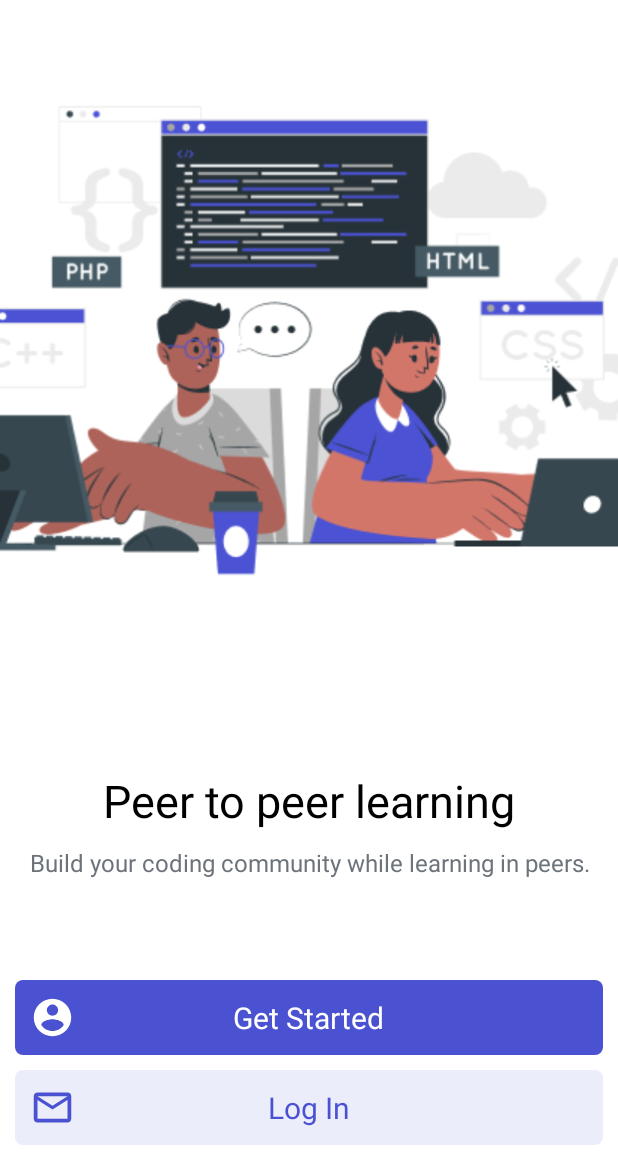
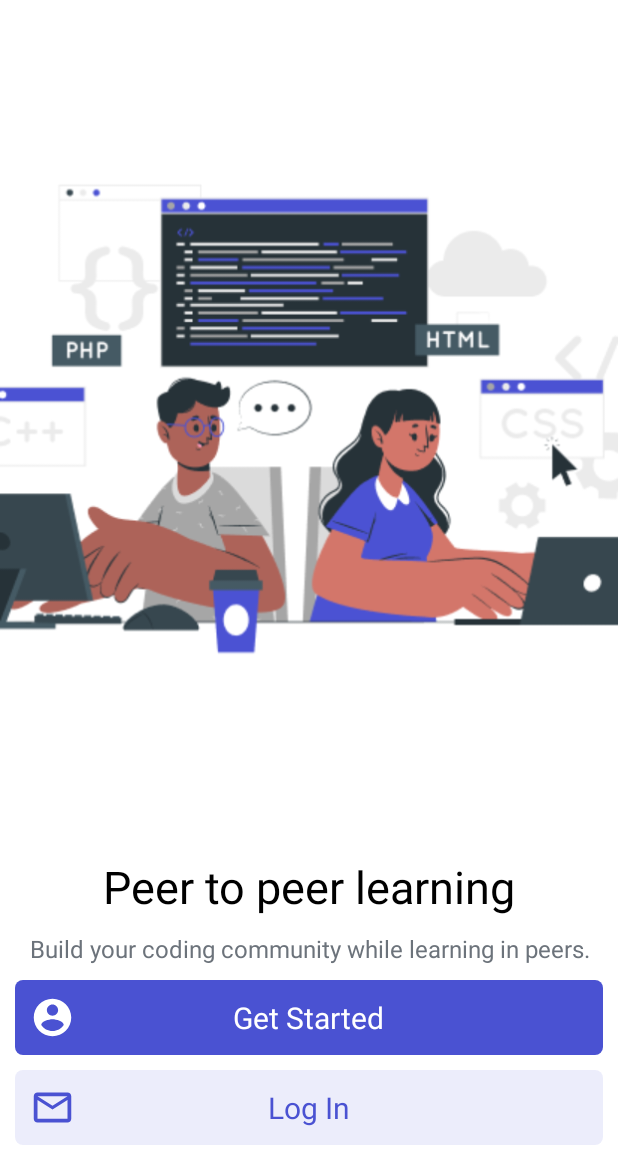
Before and after one commit to chimezie-ugonna/CodeEyeQ-android, an Android app: the screen it shows after launch (MainActivity), on a phone screen of 412 x 824 dp, the part 76-1236 px from its top. Run offline under Robolectric (Android 15) with nearby library versions, the phone set to English and light mode, and no system bars; our stand-ins replace Firebase (no records; nobody signed in at launch, a user with empty details on screens opened directly).

Commit message:
multiple device compatibility.

```diff
--- a/app/build.gradle
+++ b/app/build.gradle
@@ -8,7 +8,7 @@ android {
 
     defaultConfig {
         applicationId "com.codeeyeq"
-        minSdk 23
+        minSdk 24
         targetSdk 31
         versionCode 1
         versionName "1.0.0"
--- a/app/src/main/AndroidManifest.xml
+++ b/app/src/main/AndroidManifest.xml
@@ -14,7 +14,7 @@
         android:theme="@style/Theme.App.SplashScreen">
 
         <service
-            android:name=".FirebaseMessagingService"
+            android:name=".models.FirebaseMessagingService"
             android:exported="false">
             <intent-filter>
                 <action android:name="com.google.firebase.MESSAGING_EVENT" />
--- a/app/src/main/java/com/codeeyeq/activities/GetStarted.kt
+++ b/app/src/main/java/com/codeeyeq/activities/GetStarted.kt
@@ -20,6 +20,7 @@ import androidx.activity.result.contract.ActivityResultContracts
 import androidx.appcompat.app.AppCompatActivity
 import androidx.core.content.ContextCompat
 import com.codeeyeq.*
+import com.codeeyeq.models.*
 import com.google.android.gms.auth.api.signin.*
 import com.google.android.gms.common.api.ApiException
 import com.google.firebase.auth.GoogleAuthProvider
--- a/app/src/main/java/com/codeeyeq/activities/Home.kt
+++ b/app/src/main/java/com/codeeyeq/activities/Home.kt
@@ -5,7 +5,7 @@ import android.os.Bundle
 import android.widget.TextView
 import androidx.appcompat.app.AppCompatActivity
 import com.codeeyeq.R
-import com.codeeyeq.SetAppTheme
+import com.codeeyeq.models.SetAppTheme
 import com.google.android.gms.auth.api.signin.GoogleSignIn
 import com.google.android.gms.auth.api.signin.GoogleSignInOptions
 import com.google.firebase.auth.ktx.auth
--- a/app/src/main/java/com/codeeyeq/activities/LogIn.kt
+++ b/app/src/main/java/com/codeeyeq/activities/LogIn.kt
@@ -20,6 +20,7 @@ import androidx.activity.result.contract.ActivityResultContracts
 import androidx.appcompat.app.AppCompatActivity
 import androidx.core.content.ContextCompat
 import com.codeeyeq.*
+import com.codeeyeq.models.*
 import com.google.android.gms.auth.api.signin.*
 import com.google.android.gms.common.api.ApiException
 import com.google.firebase.auth.GoogleAuthProvider
--- a/app/src/main/java/com/codeeyeq/activities/MainActivity.kt
+++ b/app/src/main/java/com/codeeyeq/activities/MainActivity.kt
@@ -18,7 +18,7 @@ import androidx.appcompat.app.AppCompatActivity
 import androidx.core.content.ContextCompat
 import androidx.core.splashscreen.SplashScreen.Companion.installSplashScreen
 import com.codeeyeq.R
-import com.codeeyeq.SetAppTheme
+import com.codeeyeq.models.SetAppTheme
 import com.google.firebase.auth.ktx.auth
 import com.google.firebase.ktx.Firebase
 
--- a/app/src/main/java/com/codeeyeq/CustomSnackBar.kt
+++ b/app/src/main/java/com/codeeyeq/models/CustomSnackBar.kt
@@ -1,4 +1,4 @@
-package com.codeeyeq
+package com.codeeyeq.models
 
 import android.annotation.SuppressLint
 import android.content.Context
@@ -8,6 +8,7 @@ import android.view.View
 import android.widget.ImageView
 import android.widget.RelativeLayout
 import android.widget.TextView
+import com.codeeyeq.R
 import com.google.android.material.snackbar.Snackbar
 
 class CustomSnackBar(
--- a/app/src/main/java/com/codeeyeq/DatabaseConnection.kt
+++ b/app/src/main/java/com/codeeyeq/models/DatabaseConnection.kt
@@ -1,10 +1,11 @@
-package com.codeeyeq
+package com.codeeyeq.models
 
 import android.content.Context
 import com.android.volley.RequestQueue
 import com.android.volley.Response
 import com.android.volley.toolbox.StringRequest
 import com.android.volley.toolbox.Volley
+import com.codeeyeq.R
 import com.codeeyeq.activities.GetStarted
 import com.codeeyeq.activities.LogIn
 import org.json.JSONException
--- a/app/src/main/java/com/codeeyeq/FirebaseMessagingService.kt
+++ b/app/src/main/java/com/codeeyeq/models/FirebaseMessagingService.kt
@@ -1,4 +1,4 @@
-package com.codeeyeq
+package com.codeeyeq.models
 
 import com.google.firebase.messaging.FirebaseMessagingService
 
--- a/app/src/main/java/com/codeeyeq/FullScreenLoader.kt
+++ b/app/src/main/java/com/codeeyeq/models/FullScreenLoader.kt
@@ -1,4 +1,4 @@
-package com.codeeyeq
+package com.codeeyeq.models
 
 import android.animation.Animator
 import android.animation.ObjectAnimator
@@ -14,6 +14,7 @@ import android.view.ViewGroup
 import android.widget.ImageView
 import android.widget.PopupWindow
 import android.widget.RelativeLayout
+import com.codeeyeq.R
 
 @SuppressLint("InflateParams")
 class FullScreenLoader(var context: Context) : Animator.AnimatorListener {
--- a/app/src/main/java/com/codeeyeq/InternetCheck.kt
+++ b/app/src/main/java/com/codeeyeq/models/InternetCheck.kt
@@ -1,9 +1,10 @@
-package com.codeeyeq
+package com.codeeyeq.models
 
 import android.content.Context
 import android.net.ConnectivityManager
 import android.net.NetworkCapabilities
 import android.view.View
+import com.codeeyeq.R
 
 class InternetCheck(private val context: Context, val parent: View) {
     fun status(): Boolean {
--- a/app/src/main/java/com/codeeyeq/OnFailureListener.kt
+++ b/app/src/main/java/com/codeeyeq/models/OnFailureListener.kt
@@ -1,7 +1,8 @@
-package com.codeeyeq
+package com.codeeyeq.models
 
 import android.content.Context
 import android.view.View
+import com.codeeyeq.R
 import com.google.android.gms.tasks.OnFailureListener
 import com.google.firebase.auth.FirebaseAuthException
 
--- a/app/src/main/java/com/codeeyeq/PasswordVisibility.kt
+++ b/app/src/main/java/com/codeeyeq/models/PasswordVisibility.kt
@@ -1,9 +1,10 @@
-package com.codeeyeq
+package com.codeeyeq.models
 
 import android.text.method.HideReturnsTransformationMethod
 import android.text.method.PasswordTransformationMethod
 import android.widget.EditText
 import android.widget.ImageView
+import com.codeeyeq.R
 
 class PasswordVisibility(
     private val box: EditText,
--- a/app/src/main/java/com/codeeyeq/Session.kt
+++ b/app/src/main/java/com/codeeyeq/models/Session.kt
@@ -1,7 +1,8 @@
-package com.codeeyeq
+package com.codeeyeq.models
 
 import android.content.Context
 import android.content.SharedPreferences
+import com.codeeyeq.R
 
 class Session(context: Context) {
     private val sp: SharedPreferences =
--- a/app/src/main/java/com/codeeyeq/SetAppTheme.kt
+++ b/app/src/main/java/com/codeeyeq/models/SetAppTheme.kt
@@ -1,8 +1,9 @@
-package com.codeeyeq
+package com.codeeyeq.models
 
 import android.content.Context
 import android.content.res.Configuration
 import androidx.appcompat.app.AppCompatDelegate
+import com.codeeyeq.R
 
 class SetAppTheme(private val context: Context) {
     fun set() {
--- a/app/src/main/res/layout/activity_get_started.xml
+++ b/app/src/main/res/layout/activity_get_started.xml
@@ -38,7 +38,9 @@
             <TextView
                 android:layout_width="wrap_content"
                 android:layout_height="wrap_content"
-                android:layout_centerInParent="true"
+                android:layout_centerVertical="true"
+                android:layout_marginStart="@dimen/padding"
+                android:layout_toEndOf="@id/back_con"
                 android:gravity="center"
                 android:text="@string/create_account"
                 android:textColor="?attr/black_white"
--- a/app/src/main/res/layout/activity_log_in.xml
+++ b/app/src/main/res/layout/activity_log_in.xml
@@ -38,7 +38,9 @@
             <TextView
                 android:layout_width="wrap_content"
                 android:layout_height="wrap_content"
-                android:layout_centerInParent="true"
+                android:layout_centerVertical="true"
+                android:layout_marginStart="@dimen/padding"
+                android:layout_toEndOf="@id/back_con"
                 android:gravity="center"
                 android:text="@string/log_in"
                 android:textColor="?attr/black_white"
--- a/app/src/main/res/layout/activity_main.xml
+++ b/app/src/main/res/layout/activity_main.xml
@@ -18,19 +18,13 @@
         android:textColor="?attr/black_white"
         android:textSize="@dimen/heading" />
 
-    <LinearLayout
+    <FrameLayout
         android:layout_width="match_parent"
         android:layout_height="match_parent"
-        android:layout_above="@+id/getStarted"
+        android:layout_above="@+id/textSwitcher"
         android:layout_below="@+id/app_name"
         android:layout_marginTop="@dimen/padding"
-        android:layout_marginBottom="@dimen/padding"
-        android:orientation="vertical">
-
-        <FrameLayout
-            android:layout_width="match_parent"
-            android:layout_height="0dp"
-            android:layout_weight="70">
+        android:layout_marginBottom="@dimen/padding">
 
         <ImageView
             android:id="@+id/img3"
@@ -58,12 +52,14 @@
     </FrameLayout>
 
     <LinearLayout
+        android:id="@+id/textSwitcher"
         android:layout_width="match_parent"
-            android:layout_height="0dp"
+        android:layout_height="wrap_content"
+        android:layout_above="@+id/getStarted"
         android:layout_marginStart="@dimen/padding"
         android:layout_marginTop="@dimen/padding"
         android:layout_marginEnd="@dimen/padding"
-            android:layout_weight="30"
+        android:layout_marginBottom="@dimen/padding"
         android:gravity="center"
         android:orientation="vertical">
 
@@ -81,7 +77,6 @@
             android:layout_height="wrap_content"
             android:inAnimation="@android:anim/fade_in"
             android:outAnimation="@android:anim/fade_out" />
-        </LinearLayout>
     </LinearLayout>
 
     <RelativeLayout
```
Lines whose indentation alone changed are shown as unchanged.
